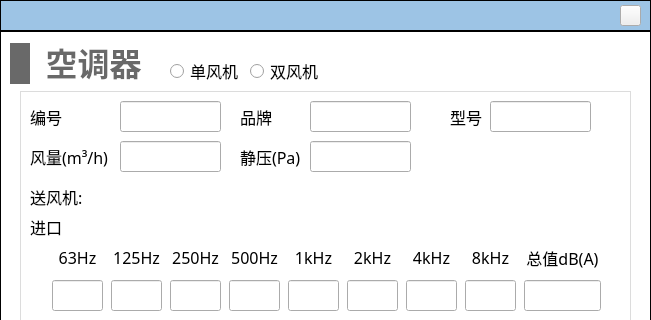
Before: the Qt Designer form NoiseCalSoft/inputDialog/dialog_aircondition_noise.ui in haobana/NoiCal, drawn with Qt 5; both pictures show x 0 to 651 and y 0 to 320 of the 651 by 734 pixel window.
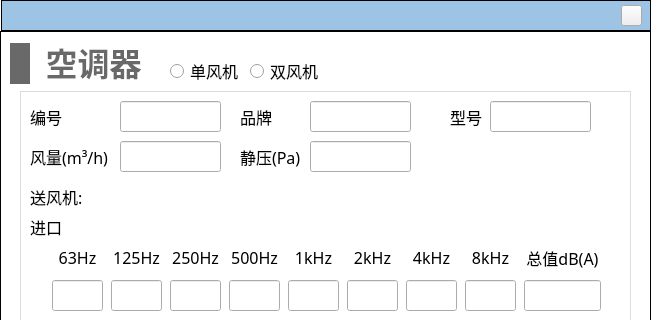
After: the same form once the commit is applied. Icons and pictures are not drawn.

```diff
--- a/NoiseCalSoft/inputDialog/dialog_aircondition_noise.ui
+++ b/NoiseCalSoft/inputDialog/dialog_aircondition_noise.ui
@@ -2738,9 +2738,9 @@
   <widget class="QWidget" name="widget_top" native="true">
    <property name="geometry">
     <rect>
-     <x>0</x>
+     <x>1</x>
      <y>0</y>
-     <width>651</width>
+     <width>650</width>
      <height>31</height>
     </rect>
    </property>
```
Left out of the diff: 185 changed lines with no effect on the pictures.
